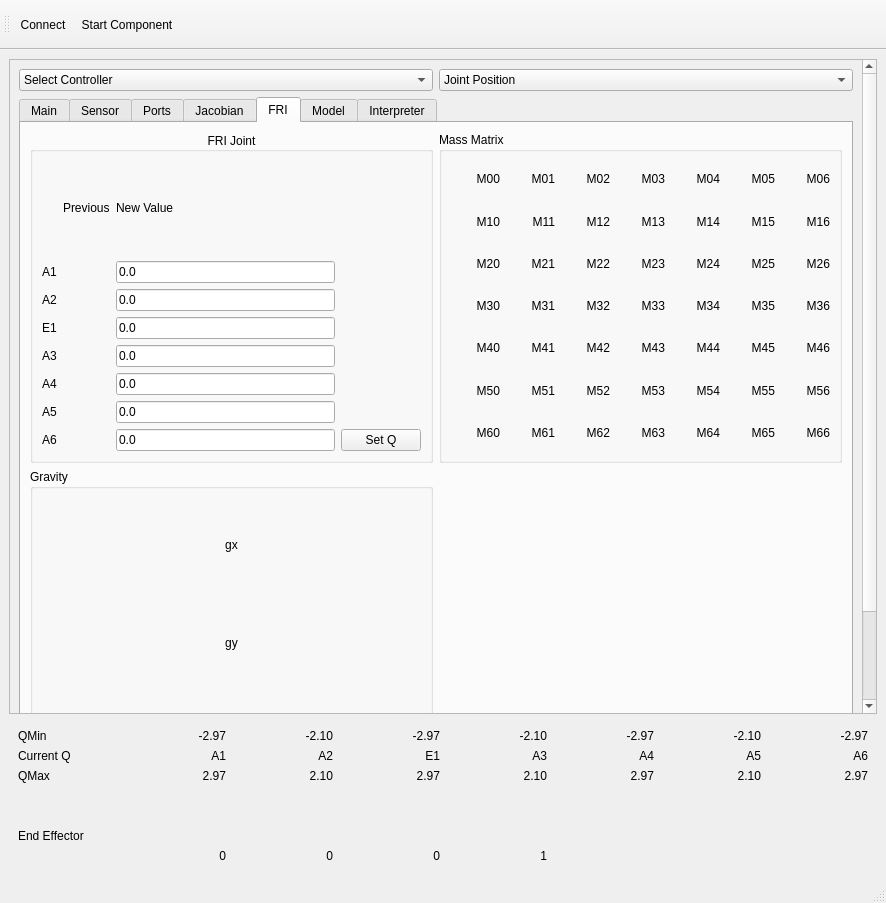
First picture: the form in kukademo.ui, repository ISIR-SYROCO/kuka_ui_demo, before the edit.
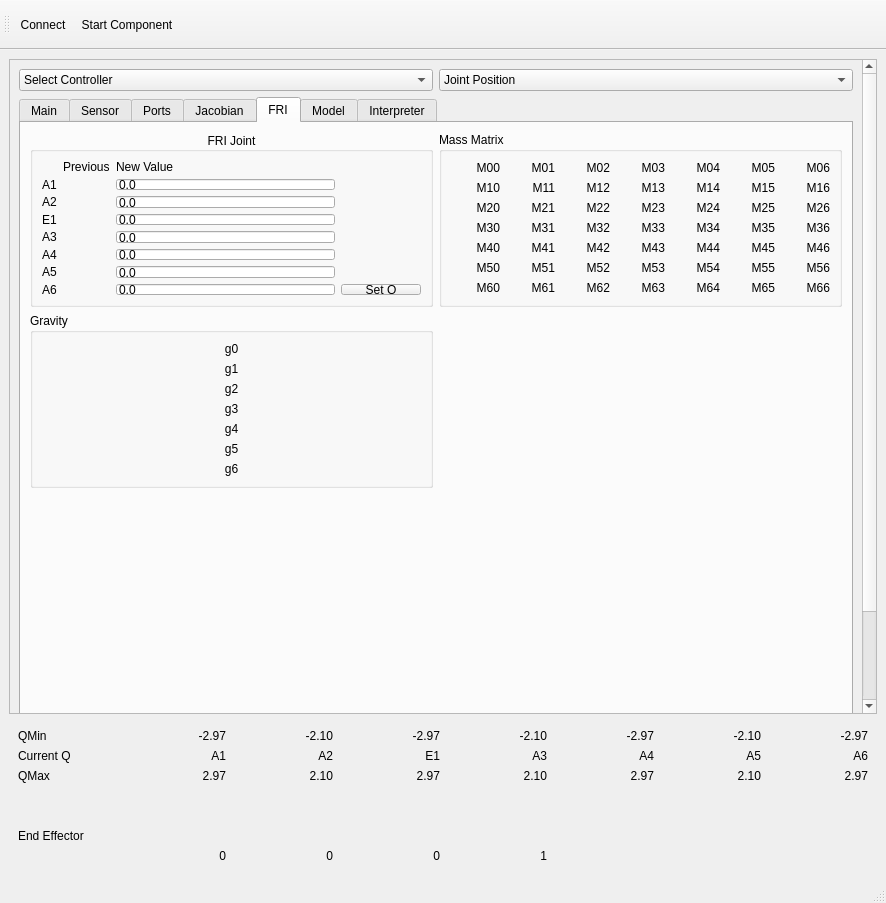
Second picture: the form after the edit.

Patch:
```diff
--- a/kukademo.ui
+++ b/kukademo.ui
@@ -27,7 +27,7 @@
        <property name="geometry">
         <rect>
          <x>0</x>
-         <y>-304</y>
+         <y>0</y>
          <width>850</width>
          <height>895</height>
         </rect>
@@ -2683,7 +2683,7 @@
                      <item row="0" column="0">
                       <widget class="QLabel" name="gx">
                        <property name="text">
-                        <string>gx</string>
+                        <string>g0</string>
                        </property>
                        <property name="alignment">
                         <set>Qt::AlignCenter</set>
@@ -2693,7 +2693,7 @@
                      <item row="1" column="0">
                       <widget class="QLabel" name="gy">
                        <property name="text">
-                        <string>gy</string>
+                        <string>g1</string>
                        </property>
                        <property name="alignment">
                         <set>Qt::AlignCenter</set>
@@ -2703,7 +2703,47 @@
                      <item row="2" column="0">
                       <widget class="QLabel" name="gz">
                        <property name="text">
-                        <string>gz</string>
+                        <string>g2</string>
+                       </property>
+                       <property name="alignment">
+                        <set>Qt::AlignCenter</set>
+                       </property>
+                      </widget>
+                     </item>
+                     <item row="6" column="0">
+                      <widget class="QLabel" name="g6">
+                       <property name="text">
+                        <string>g6</string>
+                       </property>
+                       <property name="alignment">
+                        <set>Qt::AlignCenter</set>
+                       </property>
+                      </widget>
+                     </item>
+                     <item row="3" column="0">
+                      <widget class="QLabel" name="g3">
+                       <property name="text">
+                        <string>g3</string>
+                       </property>
+                       <property name="alignment">
+                        <set>Qt::AlignCenter</set>
+                       </property>
+                      </widget>
+                     </item>
+                     <item row="5" column="0">
+                      <widget class="QLabel" name="g5">
+                       <property name="text">
+                        <string>g5</string>
+                       </property>
+                       <property name="alignment">
+                        <set>Qt::AlignCenter</set>
+                       </property>
+                      </widget>
+                     </item>
+                     <item row="4" column="0">
+                      <widget class="QLabel" name="g4">
+                       <property name="text">
+                        <string>g4</string>
                        </property>
                        <property name="alignment">
                         <set>Qt::AlignCenter</set>
@@ -2717,6 +2757,19 @@
                 </item>
                </layout>
               </item>
+              <item row="2" column="0">
+               <spacer name="verticalSpacer">
+                <property name="orientation">
+                 <enum>Qt::Vertical</enum>
+                </property>
+                <property name="sizeHint" stdset="0">
+                 <size>
+                  <width>20</width>
+                  <height>40</height>
+                 </size>
+                </property>
+               </spacer>
+              </item>
              </layout>
             </widget>
             <widget class="QWidget" name="tab_2">
```
Left out of the diff: 6 changed lines with no effect on the pictures.
